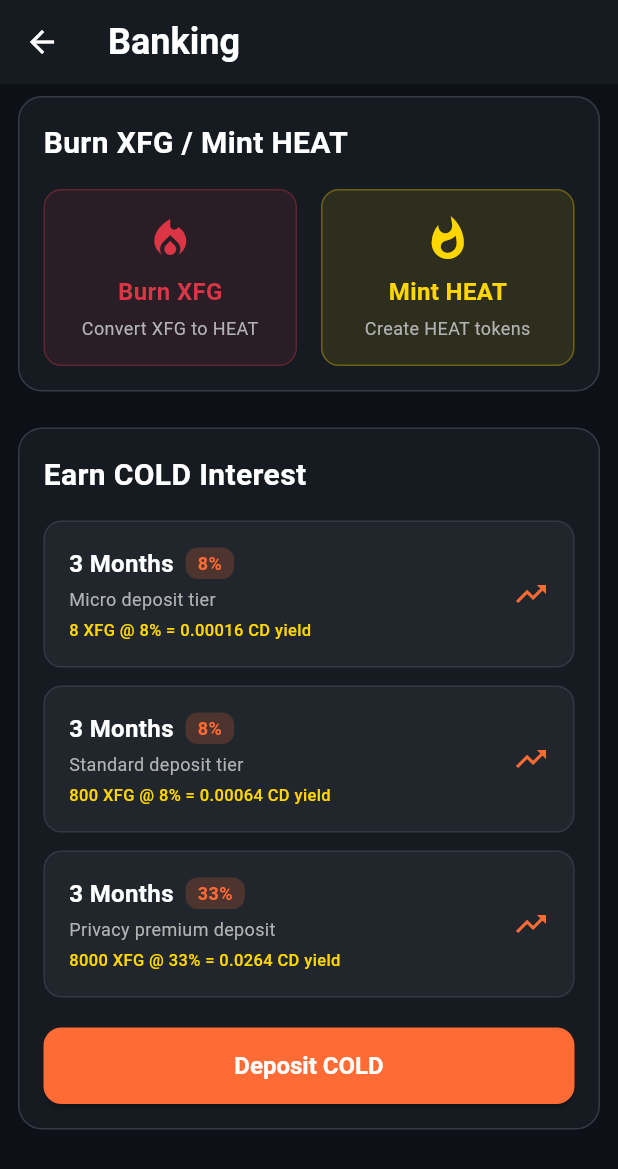
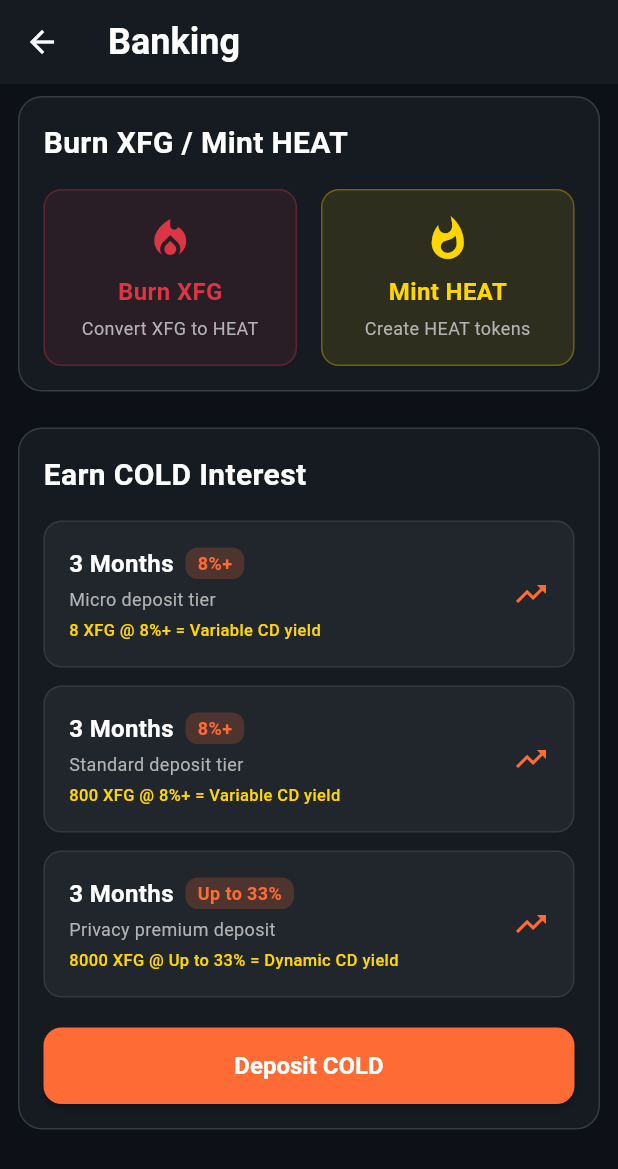
Before and after one commit to usexfg/fuego-wallet, a Flutter app: the BankingScreen screen opened directly, on a phone screen of 412 x 824 dp. Shown: the top 1169 px of the screen. Run offline on Flutter 3.47's test engine with Material 3 defaults, Android fonts, the phone set to English and light mode, and no system bars; our stand-ins replace animated_text_kit, connectivity_plus, dio, flutter_secure_storage, local_auth, qr_flutter; missing offline and left inert: cryptography; accounts and stored records are empty; network calls fail.

Commit message:
📈 Dynamic APY System Implemented
• 8 XFG & 800 XFG tiers: 8%+ (variable rates)
• 8000 XFG tier: Up to 33% (COLDAO liquidity-directed)
• veCD-style dynamic APY based on liquidity
• Variable yield calculations replace fixed examples
• Privacy premium tier with COLDAO governance

Dynamic interest rates powered by COLDAO liquidity! 🌊

```diff
--- a/lib/screens/banking/banking_screen.dart
+++ b/lib/screens/banking/banking_screen.dart
@@ -110,23 +110,23 @@ class _BankingScreenState extends State<BankingScreen> {
                   const SizedBox(height: 16),
                   _buildInterestCard(
                     title: '3 Months',
-                    rate: '8%',
+                    rate: '8%+',
                     description: 'Micro deposit tier',
-                    example: '8 XFG @ 8% = 0.00016 CD yield',
+                    example: '8 XFG @ 8%+ = Variable CD yield',
                   ),
                   const SizedBox(height: 12),
                   _buildInterestCard(
                     title: '3 Months',
-                    rate: '8%',
+                    rate: '8%+',
                     description: 'Standard deposit tier',
-                    example: '800 XFG @ 8% = 0.00064 CD yield',
+                    example: '800 XFG @ 8%+ = Variable CD yield',
                   ),
                   const SizedBox(height: 12),
                   _buildInterestCard(
                     title: '3 Months',
-                    rate: '33%',
+                    rate: 'Up to 33%',
                     description: 'Privacy premium deposit',
-                    example: '8000 XFG @ 33% = 0.0264 CD yield',
+                    example: '8000 XFG @ Up to 33% = Dynamic CD yield',
                   ),
                   const SizedBox(height: 20),
                   SizedBox(
```
